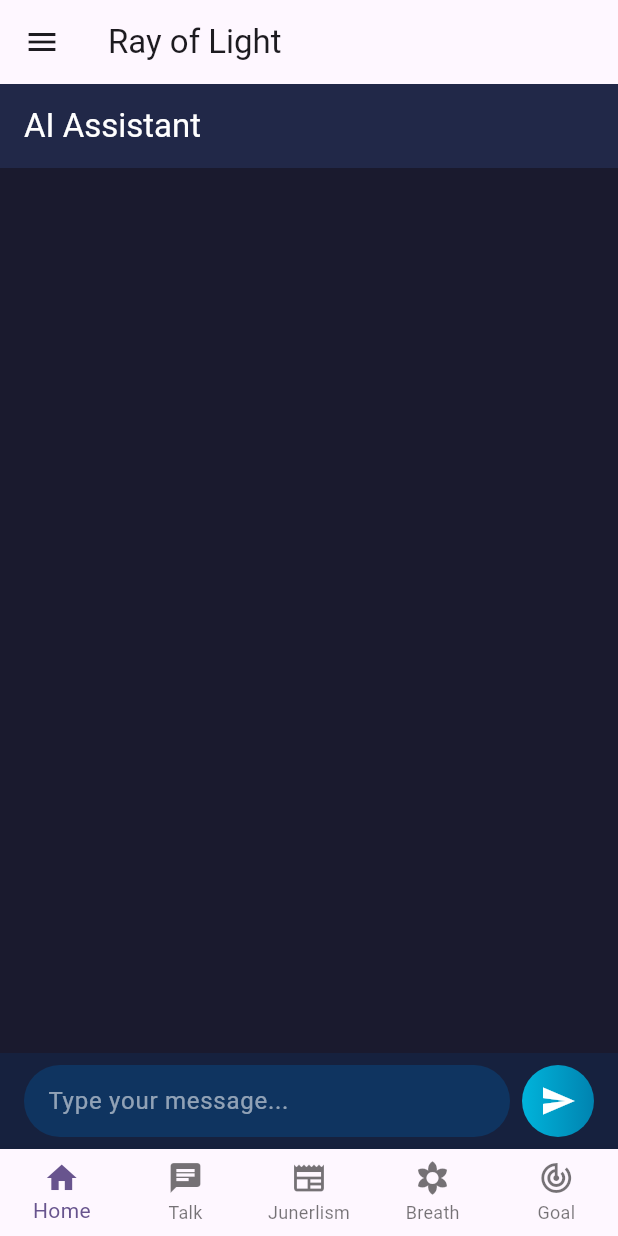
After one commit to ramanshakyars/ray_of_light, a Flutter app: the ChatScreen screen opened by its route, on a phone screen of 412 x 824 dp. The commit adds this screen. Run offline on Flutter 3.47's test engine with Material 3 defaults, Android fonts, the phone set to English and light mode, and no system bars; our stand-ins replace flutter_tts, go_router.

Commit message:
working on chat bot

```diff
--- a/lib/core/config/config-routes.dart
+++ b/lib/core/config/config-routes.dart
@@ -4,6 +4,7 @@
 import 'package:rayoflite/presentation/screens/features/goal-tracker.dart';
 import 'package:rayoflite/presentation/screens/features/junerlism.dart';
 import 'package:rayoflite/presentation/screens/features/talk-to-light.dart';
+import 'package:rayoflite/presentation/screens/features/talk-to-lite/chat_screen.dart';
 import 'package:rayoflite/presentation/screens/forget-password.dart';
 import 'package:rayoflite/presentation/screens/landing-page.dart';
 import 'package:rayoflite/presentation/screens/login.dart';
@@ -52,7 +53,7 @@
         ),
         GoRoute(
           path: '${RouteNames.mainApp}/${RouteNames.talkToLight}',
-          builder: (context, state) => const TalkToLiteScreen(),
+          builder: (context, state) => ChatScreen(),
         ),
         GoRoute(
           path: '${RouteNames.mainApp}/${RouteNames.junerlism}',
--- /dev/null
+++ b/lib/presentation/screens/features/talk-to-lite/api_service.dart
@@ -0,0 +1,25 @@
+
+import 'package:http/http.dart' as http;
+import 'dart:convert';
+
+class ApiService {
+  static const String _baseUrl = 'YOUR_API_ENDPOINT';
+
+  static Future<String> sendMessage(String message) async {
+    try {
+      final response = await http.post(
+        Uri.parse(_baseUrl),
+        headers: {'Content-Type': 'application/json'},
+        body: jsonEncode({'query': message}),
+      );
+
+      if (response.statusCode == 200) {
+        return jsonDecode(response.body)['response'];
+      } else {
+        throw Exception('Failed to get AI response');
+      }
+    } catch (e) {
+      throw Exception('API Error: ${e.toString()}');
+    }
+  }
+}
--- /dev/null
+++ b/lib/presentation/screens/features/talk-to-lite/chat_screen.dart
@@ -0,0 +1,110 @@
+import 'package:flutter/material.dart';
+import 'package:flutter_tts/flutter_tts.dart';
+import 'chat_message.dart';
+import 'typing_indicator.dart';
+import 'input_area.dart';
+import 'api_service.dart';
+
+class ChatScreen extends StatefulWidget {
+  @override
+  _ChatScreenState createState() => _ChatScreenState();
+}
+
+class _ChatScreenState extends State<ChatScreen> {
+  final TextEditingController _textController = TextEditingController();
+  final List<ChatMessage> _messages = [];
+  final FlutterTts _tts = FlutterTts();
+  bool _isLoading = false;
+
+  @override
+  void initState() {
+    super.initState();
+    _initTTS();
+  }
+
+  Future<void> _initTTS() async {
+    await _tts.setLanguage("en-US");
+    await _tts.setSpeechRate(0.5);
+  }
+
+  Future<void> _sendMessage() async {
+    if (_textController.text.trim().isEmpty) return;
+
+    final message = _textController.text;
+    _textController.clear();
+
+    // Add user message
+    setState(() {
+      _messages.add(ChatMessage(
+        text: message,
+        isUser: true,
+      ));
+      _isLoading = true;
+    });
+
+    try {
+      // Call your AI model API
+      final response = await ApiService.sendMessage(message);
+
+      // Add AI response
+      setState(() {
+        _messages.add(ChatMessage(
+          text: response,
+          isUser: false,
+        ));
+      });
+
+      // Read response aloud
+      await _tts.speak(response);
+    } catch (e) {
+      setState(() {
+        _messages.add(ChatMessage(
+          text: "Sorry, I encountered an error. Please try again.",
+          isUser: false,
+        ));
+      });
+    } finally {
+      setState(() => _isLoading = false);
+    }
+  }
+
+  @override
+  void dispose() {
+    _tts.stop();
+    super.dispose();
+  }
+
+  @override
+  Widget build(BuildContext context) {
+    return Scaffold(
+      backgroundColor: Color(0xFF1A1A2E),
+      appBar: AppBar(
+        title: Text('AI Assistant', style: TextStyle(color: Colors.white)),
+        backgroundColor: Color(0xFF16213E),
+        elevation: 10,
+      ),
+      body: Column(
+        children: [
+          Expanded(
+            child: ListView.builder(
+              padding: EdgeInsets.all(8),
+              itemCount: _messages.length + (_isLoading ? 1 : 0),
+              itemBuilder: (context, index) {
+                if (index < _messages.length) {
+                  return _messages[index];
+                } else {
+                  return TypingIndicator();
+                }
+              },
+            ),
+          ),
+          InputArea(
+            controller: _textController,
+            onSend: _sendMessage,
+            isLoading: _isLoading,
+          ),
+        ],
+      ),
+    );
+  }
+}
--- /dev/null
+++ b/lib/presentation/screens/features/talk-to-lite/input_area.dart
@@ -0,0 +1,59 @@
+import 'package:flutter/material.dart';
+
+class InputArea extends StatelessWidget {
+  final TextEditingController controller;
+  final VoidCallback onSend;
+  final bool isLoading;
+
+  const InputArea({
+    required this.controller,
+    required this.onSend,
+    required this.isLoading,
+  });
+
+  @override
+  Widget build(BuildContext context) {
+    return Container(
+      padding: EdgeInsets.symmetric(horizontal: 16, vertical: 8),
+      color: Color(0xFF16213E),
+      child: Row(
+        children: [
+          Expanded(
+            child: Container(
+              decoration: BoxDecoration(
+                color: Color(0xFF0F3460),
+                borderRadius: BorderRadius.circular(25),
+              ),
+              child: TextField(
+                controller: controller,
+                style: TextStyle(color: Colors.white),
+                decoration: InputDecoration(
+                  hintText: 'Type your message...',
+                  hintStyle: TextStyle(color: Colors.white54),
+                  border: InputBorder.none,
+                  contentPadding: EdgeInsets.symmetric(horizontal: 16),
+                ),
+                onSubmitted: (_) => onSend(),
+              ),
+            ),
+          ),
+          SizedBox(width: 8),
+          Container(
+            decoration: BoxDecoration(
+              shape: BoxShape.circle,
+              gradient: LinearGradient(
+                colors: [Color(0xFF00B4DB), Color(0xFF0083B0)],
+              ),
+            ),
+            child: IconButton(
+              icon: isLoading
+                  ? CircularProgressIndicator(color: Colors.white, strokeWidth: 2)
+                  : Icon(Icons.send, color: Colors.white),
+              onPressed: isLoading ? null : onSend,
+            ),
+          ),
+        ],
+      ),
+    );
+  }
+}
--- a/pubspec.yaml
+++ b/pubspec.yaml
@@ -35,6 +35,8 @@
   # Use with the CupertinoIcons class for iOS style icons.
   cupertino_icons: ^1.0.8
   go_router: ^15.2.4
+  http: ^0.13.4
+  flutter_tts: ^3.5.0
 
 dev_dependencies:
   flutter_test:
```
Also changed, not shown: lib/presentation/screens/features/talk-to-lite/chat_message.dart (added, +67 -0 lines), lib/presentation/screens/features/talk-to-lite/typing_indicator.dart (added, +71 -0 lines), pubspec.lock, 3 other files.
